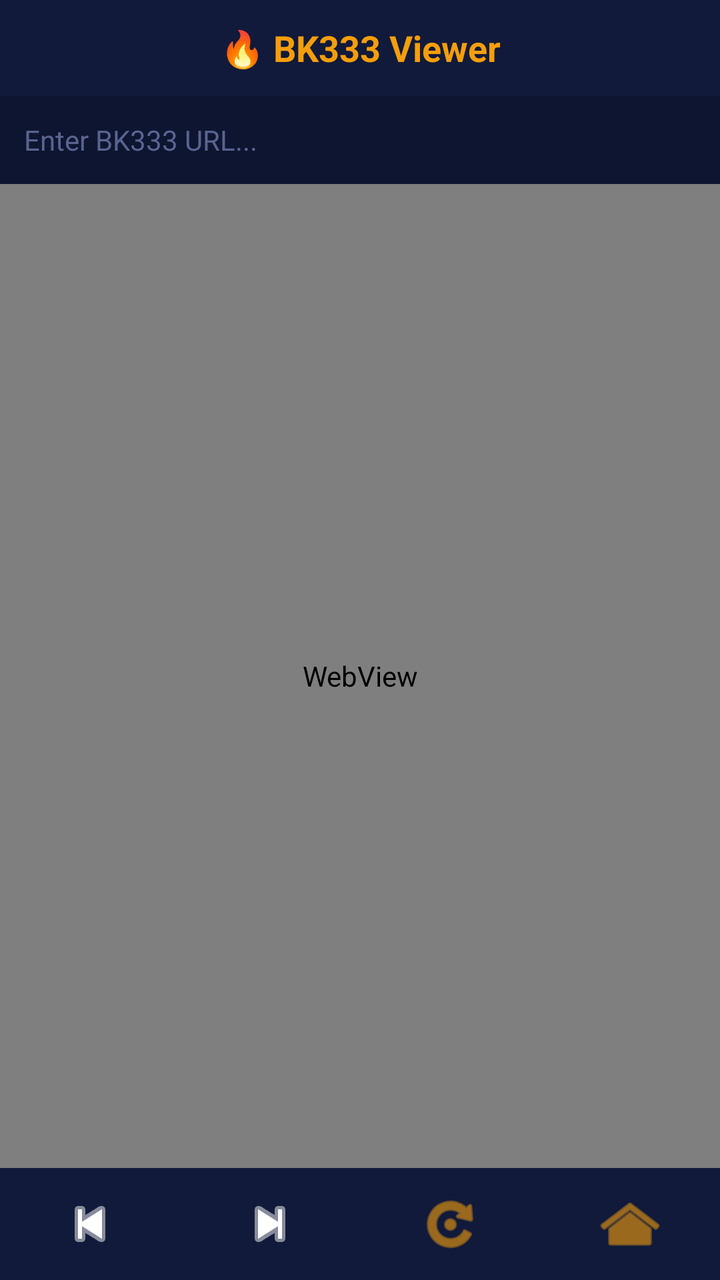
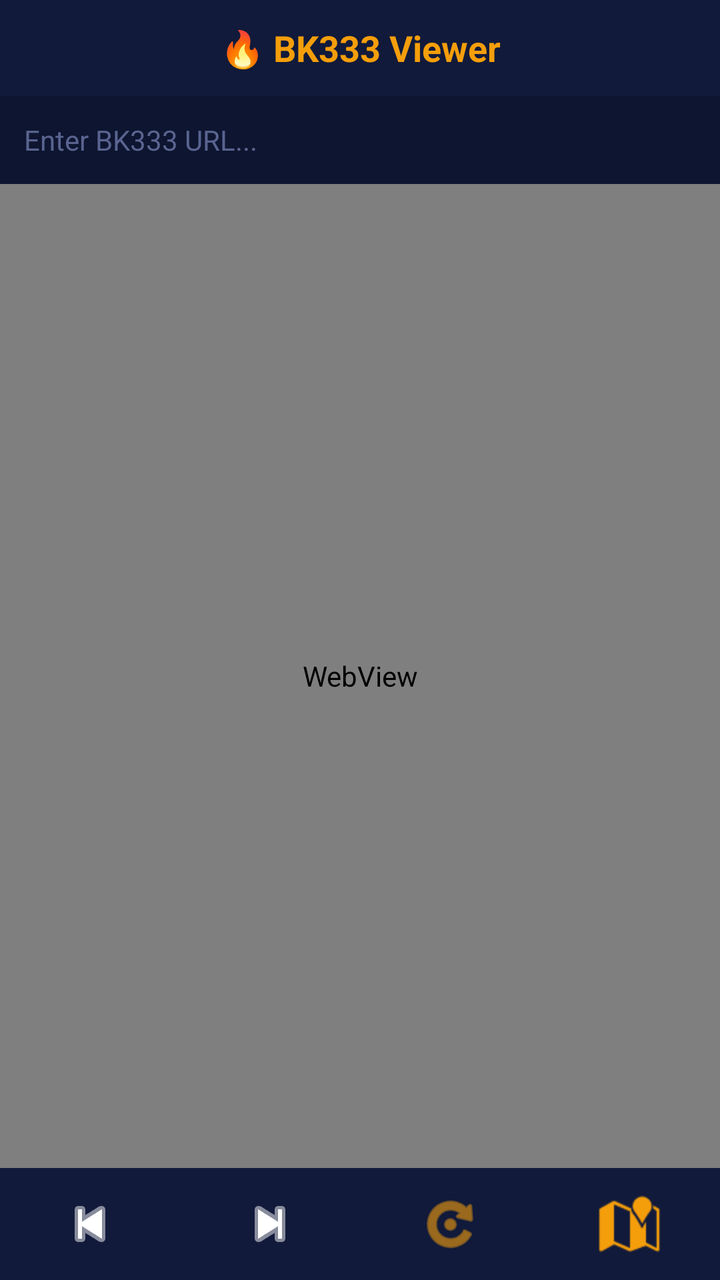

Before-and-after screenshots of an Android layout around one commit, followed by the original layout XML and the change that was made.
<!-- AndroidManifest.xml: fallback theme Theme.MaterialComponents.DayNight.NoActionBar -->
<!-- res/layout/activity_main.xml -->
<?xml version="1.0" encoding="utf-8"?>
<androidx.coordinatorlayout.widget.CoordinatorLayout
    xmlns:android="http://schemas.android.com/apk/res/android"
    android:layout_width="match_parent"
    android:layout_height="match_parent"
    android:background="#0a0e27">

    <LinearLayout
        android:layout_width="match_parent"
        android:layout_height="match_parent"
        android:orientation="vertical">

        <TextView
            android:layout_width="match_parent"
            android:layout_height="48dp"
            android:text="🔥 BK333 Viewer"
            android:textColor="#f59e0b"
            android:textSize="18sp"
            android:textStyle="bold"
            android:gravity="center"
            android:background="#111a3a"
            android:padding="8dp"/>

        <EditText
            android:id="@+id/urlInput"
            android:layout_width="match_parent"
            android:layout_height="44dp"
            android:hint="Enter BK333 URL..."
            android:textColor="#ffffff"
            android:textColorHint="#5a6490"
            android:textSize="14sp"
            android:background="#0d1530"
            android:paddingHorizontal="12dp"
            android:inputType="textUri"
            android:imeOptions="actionGo"
            android:singleLine="true"/>

        <ProgressBar
            android:id="@+id/progressBar"
            android:layout_width="match_parent"
            android:layout_height="4dp"
            android:visibility="gone"
            android:progressTint="#f59e0b"
            style="?android:attr/progressBarStyleHorizontal"/>

        <WebView
            android:id="@+id/webView"
            android:layout_width="match_parent"
            android:layout_height="0dp"
            android:layout_weight="1"/>

        <LinearLayout
            android:layout_width="match_parent"
            android:layout_height="56dp"
            android:orientation="horizontal"
            android:background="#111a3a"
            android:gravity="center">

            <ImageButton
                android:id="@+id/btnBack"
                android:layout_width="0dp"
                android:layout_height="match_parent"
                android:layout_weight="1"
                android:src="@android:drawable/ic_media_previous"
                android:background="?attr/selectableItemBackgroundBorderless"
                android:scaleType="centerInside"
                android:contentDescription="Back"
                android:tint="#ffffff"/>

            <ImageButton
                android:id="@+id/btnForward"
                android:layout_width="0dp"
                android:layout_height="match_parent"
                android:layout_weight="1"
                android:src="@android:drawable/ic_media_next"
                android:background="?attr/selectableItemBackgroundBorderless"
                android:scaleType="centerInside"
                android:contentDescription="Forward"
                android:tint="#ffffff"/>

            <ImageButton
                android:id="@+id/btnRefresh"
                android:layout_width="0dp"
                android:layout_height="match_parent"
                android:layout_weight="1"
                android:src="@android:drawable/ic_menu_rotate"
                android:background="?attr/selectableItemBackgroundBorderless"
                android:scaleType="centerInside"
                android:contentDescription="Refresh"
                android:tint="#f59e0b"/>

            <ImageButton
                android:id="@+id/btnHome"
                android:layout_width="0dp"
                android:layout_height="match_parent"
                android:layout_weight="1"
                android:src="@android:drawable/ic_menu_home"
                android:background="?attr/selectableItemBackgroundBorderless"
                android:scaleType="centerInside"
                android:contentDescription="Home"
                android:tint="#f59e0b"/>

        </LinearLayout>
    </LinearLayout>
</androidx.coordinatorlayout.widget.CoordinatorLayout>
<!-- resources referenced by this layout -->
<resources>

</resources>

<!-- the commit's change to res/layout/activity_main.xml (unified diff, before → after) -->
@@ -94,7 +94,7 @@
                 android:layout_width="0dp"
                 android:layout_height="match_parent"
                 android:layout_weight="1"
-                android:src="@android:drawable/ic_menu_home"
+                android:src="@android:drawable/ic_dialog_map"
                 android:background="?attr/selectableItemBackgroundBorderless"
                 android:scaleType="centerInside"
                 android:contentDescription="Home"
